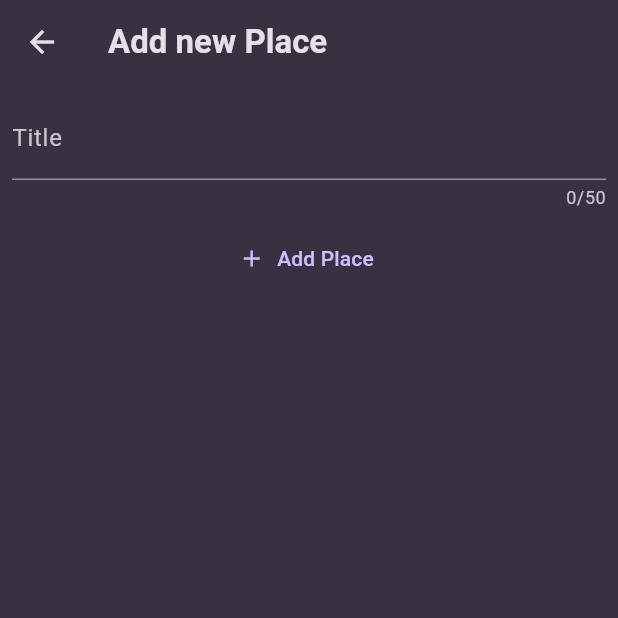
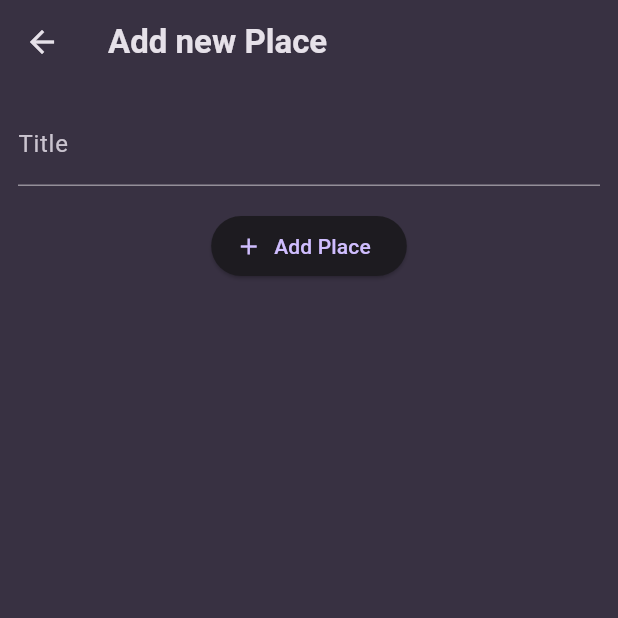
Before and after one commit to weitecklee/flutter_favorite_places_app, a Flutter app: the screen it shows after launch, after a tap on the "add" icon, on a phone screen of 412 x 824 dp, the top half of it. Run offline on Flutter 3.47's test engine with Material 3 defaults, Android fonts, the phone set to English and light mode, and no system bars; our stand-ins replace flutter_riverpod, google_fonts.

Commit message:
some refactoring

```diff
--- /dev/null
+++ b/lib/screens/add_place.dart
@@ -0,0 +1,70 @@
+import 'package:favorite_places_app/models/place.dart';
+import 'package:favorite_places_app/providers/places_provider.dart';
+import 'package:flutter/material.dart';
+import 'package:flutter_riverpod/flutter_riverpod.dart';
+
+class AddPlaceScreen extends ConsumerStatefulWidget {
+  const AddPlaceScreen({super.key});
+
+  @override
+  ConsumerState<AddPlaceScreen> createState() => _AddPlaceScreenState();
+}
+
+class _AddPlaceScreenState extends ConsumerState<AddPlaceScreen> {
+  final _titleController = TextEditingController();
+  bool _validate() => _titleController.text.trim().isNotEmpty;
+
+  @override
+  void dispose() {
+    _titleController.dispose();
+    super.dispose();
+  }
+
+  @override
+  Widget build(BuildContext context) {
+    return Scaffold(
+      appBar: AppBar(
+        title: const Text('Add new Place'),
+      ),
+      body: SingleChildScrollView(
+        padding: const EdgeInsets.all(12.0),
+        child: Column(
+          children: [
+            TextField(
+              controller: _titleController,
+              decoration: const InputDecoration(
+                labelText: 'Title',
+              ),
+              style: Theme.of(context)
+                  .textTheme
+                  .titleMedium!
+                  .copyWith(color: Theme.of(context).colorScheme.onSurface),
+            ),
+            const SizedBox(height: 16),
+            ElevatedButton.icon(
+              onPressed: () {
+                if (_validate()) {
+                  ref.read(placesProvider.notifier).addPlace(
+                        Place(
+                          title: _titleController.text,
+                        ),
+                      );
+                  Navigator.pop(context);
+                } else {
+                  ScaffoldMessenger.of(context).clearSnackBars();
+                  ScaffoldMessenger.of(context).showSnackBar(
+                    const SnackBar(
+                      content: Text('Please enter a valid title.'),
+                    ),
+                  );
+                }
+              },
+              label: const Text('Add Place'),
+              icon: const Icon(Icons.add),
+            ),
+          ],
+        ),
+      ),
+    );
+  }
+}
--- a/lib/screens/new_place.dart
+++ /dev/null
@@ -1,58 +0,0 @@
-import 'package:favorite_places_app/models/place.dart';
-import 'package:favorite_places_app/providers/places_provider.dart';
-import 'package:flutter/material.dart';
-import 'package:flutter_riverpod/flutter_riverpod.dart';
-
-class NewPlaceScreen extends ConsumerStatefulWidget {
-  const NewPlaceScreen({super.key});
-
-  @override
-  ConsumerState<NewPlaceScreen> createState() => _NewPlaceScreenState();
-}
-
-class _NewPlaceScreenState extends ConsumerState<NewPlaceScreen> {
-  final _titleController = TextEditingController();
-
-  @override
-  void dispose() {
-    super.dispose();
-    _titleController.dispose();
-  }
-
-  @override
-  Widget build(BuildContext context) {
-    return Scaffold(
-      appBar: AppBar(
-        title: const Text('Add new Place'),
-      ),
-      body: Padding(
-        padding: const EdgeInsets.all(8.0),
-        child: Column(
-          children: [
-            TextField(
-              controller: _titleController,
-              maxLength: 50,
-              decoration: const InputDecoration(
-                label: Text('Title'),
-              ),
-              style: Theme.of(context).textTheme.titleMedium,
-            ),
-            const SizedBox(height: 8),
-            TextButton.icon(
-              onPressed: () {
-                ref.read(placesProvider.notifier).addPlace(
-                      Place(
-                        title: _titleController.text,
-                      ),
-                    );
-                Navigator.pop(context);
-              },
-              label: const Text('Add Place'),
-              icon: const Icon(Icons.add),
-            )
-          ],
-        ),
-      ),
-    );
-  }
-}
--- a/lib/screens/places.dart
+++ b/lib/screens/places.dart
@@ -1,5 +1,6 @@
 import 'package:favorite_places_app/providers/places_provider.dart';
-import 'package:favorite_places_app/screens/new_place.dart';
+import 'package:favorite_places_app/screens/add_place.dart';
+import 'package:favorite_places_app/widgets/places_list.dart';
 import 'package:flutter/material.dart';
 import 'package:flutter_riverpod/flutter_riverpod.dart';
 
@@ -10,25 +11,6 @@ class PlacesScreen extends ConsumerWidget {
   Widget build(BuildContext context, WidgetRef ref) {
     final places = ref.watch(placesProvider);
 
-    Widget body = Center(
-      child: Text(
-        'No places added yet',
-        style: Theme.of(context).textTheme.titleSmall,
-      ),
-    );
-
-    if (places.isNotEmpty) {
-      body = ListView.builder(
-        itemCount: places.length,
-        itemBuilder: (context, i) => ListTile(
-          title: Text(
-            places[i].title,
-            style: Theme.of(context).textTheme.titleLarge,
-          ),
-        ),
-      );
-    }
-
     return Scaffold(
       appBar: AppBar(
         title: const Text('Your Places'),
@@ -37,7 +19,7 @@ class PlacesScreen extends ConsumerWidget {
             onPressed: () {
               Navigator.of(context).push(
                 MaterialPageRoute(
-                  builder: (ctx) => const NewPlaceScreen(),
+                  builder: (ctx) => const AddPlaceScreen(),
                 ),
               );
             },
@@ -45,7 +27,7 @@ class PlacesScreen extends ConsumerWidget {
           ),
         ],
       ),
-      body: body,
+      body: PlacesList(places: places),
     );
   }
 }
--- /dev/null
+++ b/lib/widgets/places_list.dart
@@ -0,0 +1,38 @@
+import 'package:favorite_places_app/models/place.dart';
+import 'package:flutter/material.dart';
+
+class PlacesList extends StatelessWidget {
+  const PlacesList({
+    super.key,
+    required this.places,
+  });
+
+  final List<Place> places;
+
+  @override
+  Widget build(BuildContext context) {
+    if (places.isEmpty) {
+      return Center(
+        child: Text(
+          'No places added yet',
+          style: Theme.of(context)
+              .textTheme
+              .bodyLarge!
+              .copyWith(color: Theme.of(context).colorScheme.onSurface),
+        ),
+      );
+    }
+    return ListView.builder(
+      itemCount: places.length,
+      itemBuilder: (context, i) => ListTile(
+        title: Text(
+          places[i].title,
+          style: Theme.of(context)
+              .textTheme
+              .titleMedium!
+              .copyWith(color: Theme.of(context).colorScheme.onSurface),
+        ),
+      ),
+    );
+  }
+}
```
